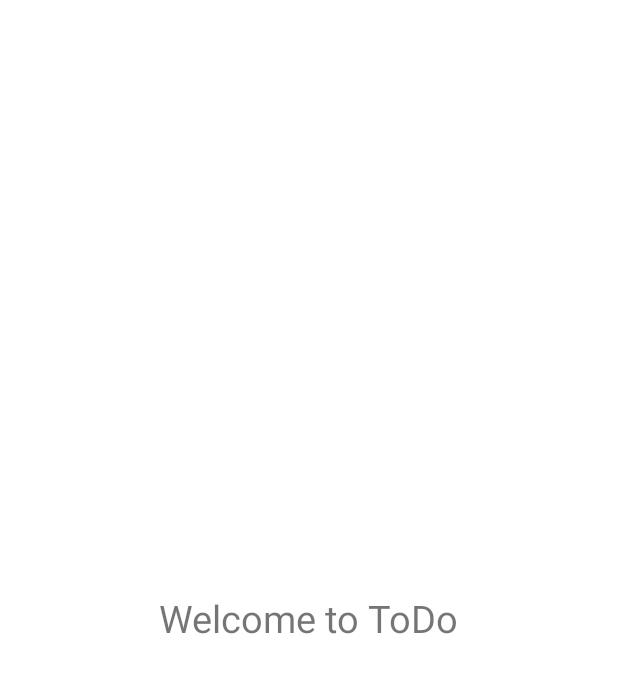
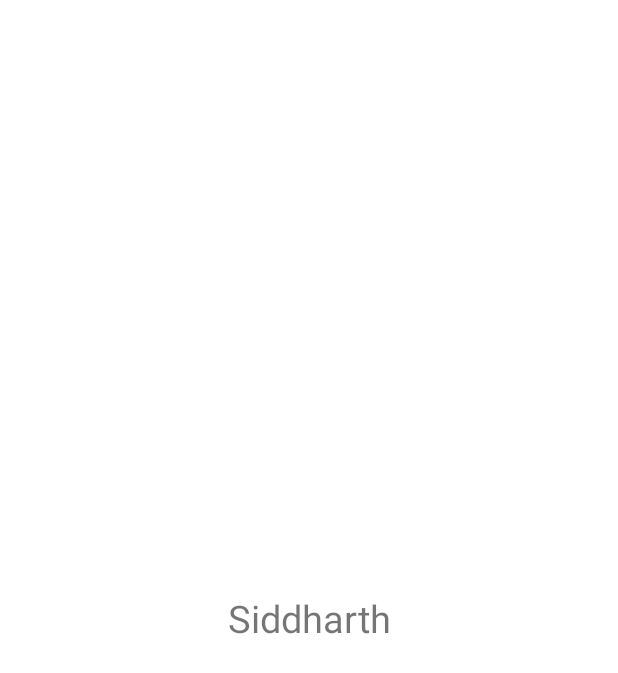
Before and after one commit to Ashutosh-Choudhary2920/PrepShala, an Android app: the ToDoActivity screen opened directly, with no data from a screen before it, on a phone screen of 412 x 824 dp. Shown: the top 673 px of the screen. Run offline under Robolectric (Android 15) with nearby library versions, the phone set to English and light mode, and no system bars; Roboto replaces fonts that are not available here.

Commit message:
Siddharth

```diff
--- a/app/src/main/res/layout/activity_to_do.xml
+++ b/app/src/main/res/layout/activity_to_do.xml
@@ -10,7 +10,7 @@
         android:id="@+id/textView6"
         android:layout_width="wrap_content"
         android:layout_height="wrap_content"
-        android:text="Welcome to ToDo"
+        android:text="Siddharth"
         android:textSize="25sp"
         app:layout_constraintBottom_toBottomOf="parent"
         app:layout_constraintEnd_toEndOf="parent"
```
